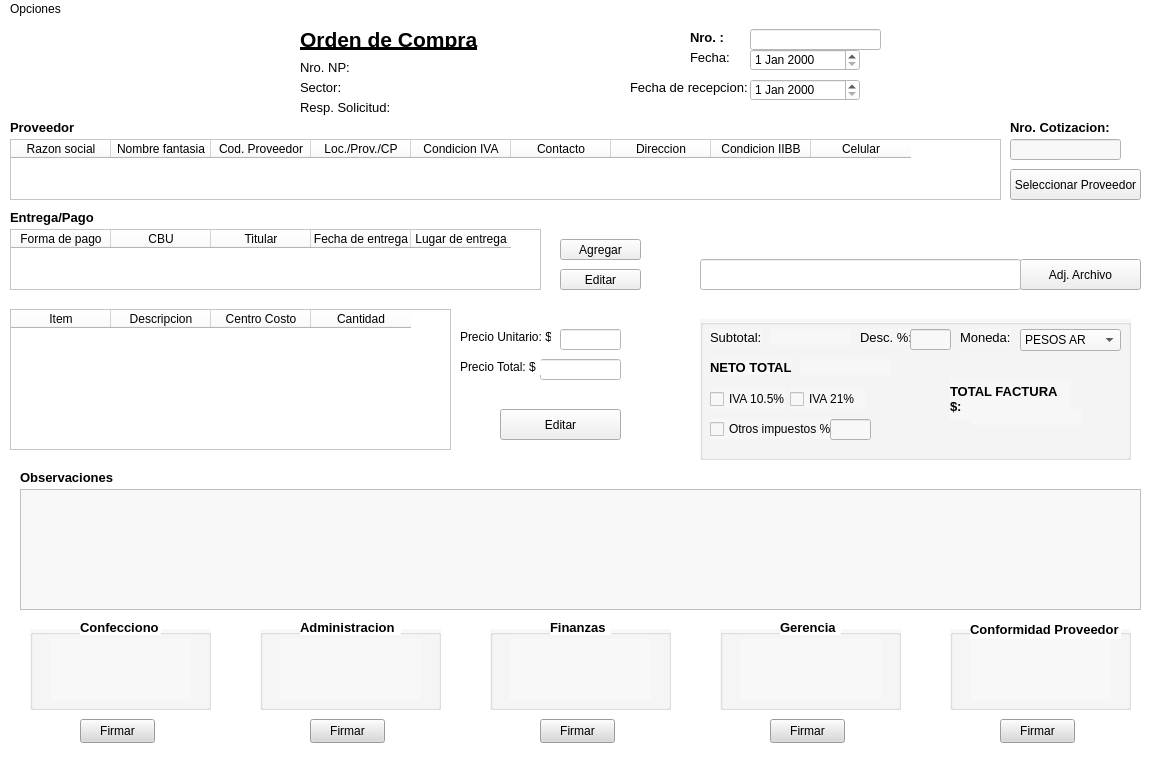
Before: the Qt Designer form editar_oc.ui in AyeQuinteros15/DemoPracticas, drawn with Qt 5.
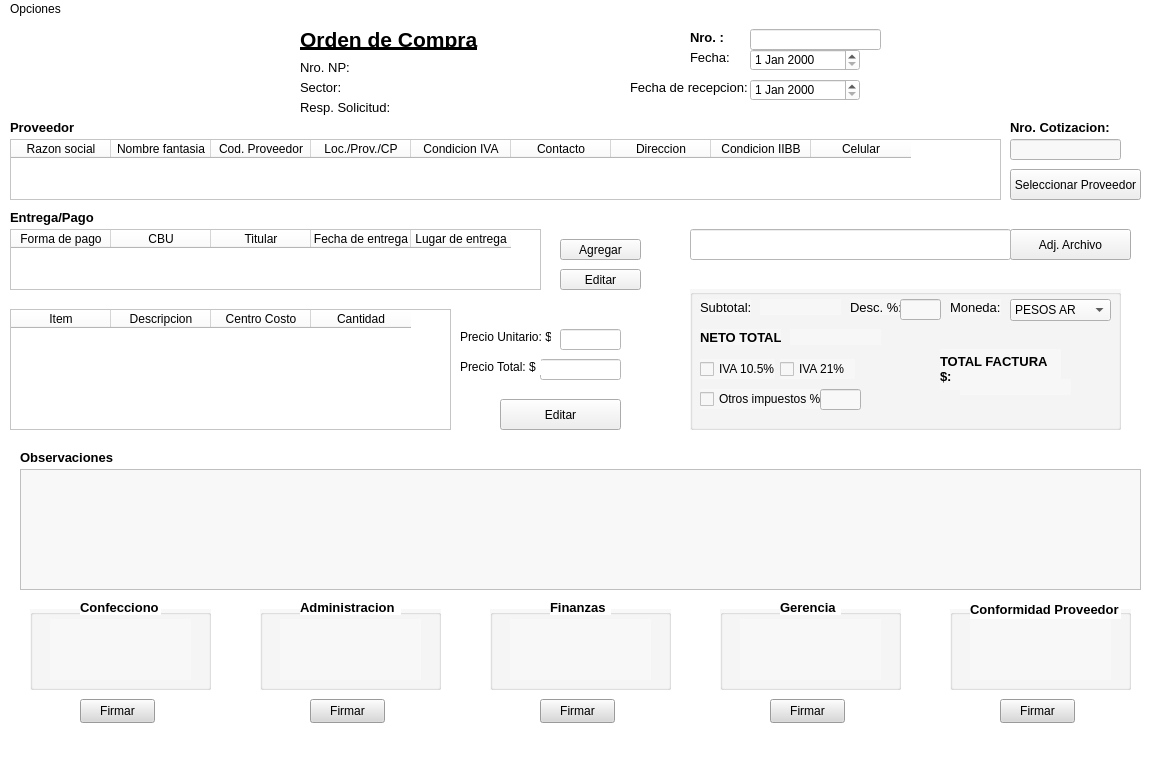
After: the same form once the commit is applied. Icons and pictures are not drawn.

```diff
--- a/editar_oc.ui
+++ b/editar_oc.ui
@@ -39,7 +39,7 @@
     <property name="geometry">
      <rect>
       <x>20</x>
-      <y>470</y>
+      <y>450</y>
       <width>1121</width>
       <height>121</height>
      </rect>
@@ -92,7 +92,7 @@
       <x>10</x>
       <y>290</y>
       <width>441</width>
-      <height>141</height>
+      <height>121</height>
      </rect>
     </property>
     <property name="styleSheet">
@@ -191,7 +191,7 @@
     <property name="geometry">
      <rect>
       <x>30</x>
-      <y>610</y>
+      <y>590</y>
       <width>181</width>
       <height>81</height>
      </rect>
@@ -568,7 +568,7 @@
     <property name="geometry">
      <rect>
       <x>500</x>
-      <y>390</y>
+      <y>380</y>
       <width>121</width>
       <height>31</height>
      </rect>
@@ -584,7 +584,7 @@
     <property name="geometry">
      <rect>
       <x>20</x>
-      <y>450</y>
+      <y>430</y>
       <width>101</width>
       <height>16</height>
      </rect>
@@ -603,7 +603,7 @@
     <property name="geometry">
      <rect>
       <x>260</x>
-      <y>610</y>
+      <y>590</y>
       <width>181</width>
       <height>81</height>
      </rect>
@@ -644,7 +644,7 @@
     <property name="geometry">
      <rect>
       <x>490</x>
-      <y>610</y>
+      <y>590</y>
       <width>181</width>
       <height>81</height>
      </rect>
@@ -685,7 +685,7 @@
     <property name="geometry">
      <rect>
       <x>720</x>
-      <y>610</y>
+      <y>590</y>
       <width>181</width>
       <height>81</height>
      </rect>
@@ -726,7 +726,7 @@
     <property name="geometry">
      <rect>
       <x>950</x>
-      <y>610</y>
+      <y>590</y>
       <width>181</width>
       <height>81</height>
      </rect>
@@ -766,8 +766,8 @@
    <widget class="QPushButton" name="btnAdjuntarArchivo_OC">
     <property name="geometry">
      <rect>
-      <x>1020</x>
-      <y>240</y>
+      <x>1010</x>
+      <y>210</y>
       <width>121</width>
       <height>31</height>
      </rect>
@@ -782,8 +782,8 @@
    <widget class="QLineEdit" name="textAdjuntarArchivo_OC">
     <property name="geometry">
      <rect>
-      <x>700</x>
-      <y>240</y>
+      <x>690</x>
+      <y>210</y>
       <width>321</width>
       <height>31</height>
      </rect>
@@ -793,7 +793,7 @@
     <property name="geometry">
      <rect>
       <x>80</x>
-      <y>700</y>
+      <y>680</y>
       <width>75</width>
       <height>24</height>
      </rect>
@@ -812,7 +812,7 @@
     <property name="geometry">
      <rect>
       <x>310</x>
-      <y>700</y>
+      <y>680</y>
       <width>75</width>
       <height>24</height>
      </rect>
@@ -831,7 +831,7 @@
     <property name="geometry">
      <rect>
       <x>540</x>
-      <y>700</y>
+      <y>680</y>
       <width>75</width>
       <height>24</height>
      </rect>
@@ -850,7 +850,7 @@
     <property name="geometry">
      <rect>
       <x>770</x>
-      <y>700</y>
+      <y>680</y>
       <width>75</width>
       <height>24</height>
      </rect>
@@ -869,7 +869,7 @@
     <property name="geometry">
      <rect>
       <x>1000</x>
-      <y>700</y>
+      <y>680</y>
       <width>75</width>
       <height>24</height>
      </rect>
@@ -888,7 +888,7 @@
     <property name="geometry">
      <rect>
       <x>80</x>
-      <y>600</y>
+      <y>580</y>
       <width>81</width>
       <height>16</height>
      </rect>
@@ -907,7 +907,7 @@
     <property name="geometry">
      <rect>
       <x>300</x>
-      <y>600</y>
+      <y>580</y>
       <width>101</width>
       <height>16</height>
      </rect>
@@ -926,7 +926,7 @@
     <property name="geometry">
      <rect>
       <x>550</x>
-      <y>600</y>
+      <y>580</y>
       <width>61</width>
       <height>16</height>
      </rect>
@@ -945,7 +945,7 @@
     <property name="geometry">
      <rect>
       <x>780</x>
-      <y>600</y>
+      <y>580</y>
       <width>61</width>
       <height>16</height>
      </rect>
@@ -964,7 +964,7 @@
     <property name="geometry">
      <rect>
       <x>970</x>
-      <y>600</y>
+      <y>580</y>
       <width>151</width>
       <height>20</height>
      </rect>
@@ -1028,8 +1028,8 @@
    <widget class="QGroupBox" name="groupBox">
     <property name="geometry">
      <rect>
-      <x>700</x>
-      <y>300</y>
+      <x>690</x>
+      <y>270</y>
       <width>431</width>
       <height>141</height>
      </rect>
```
